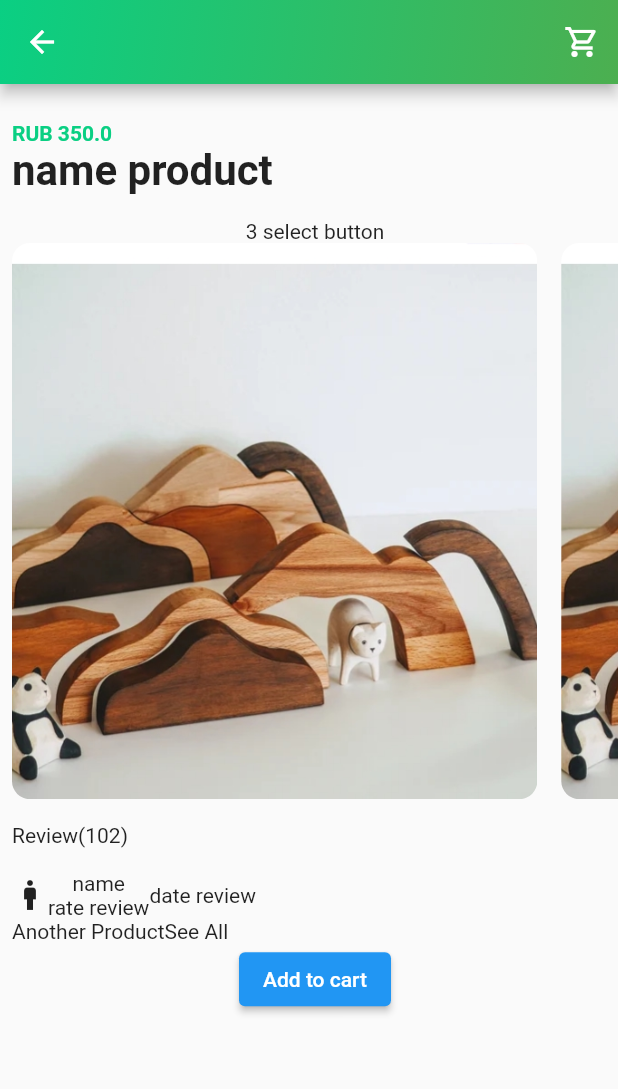
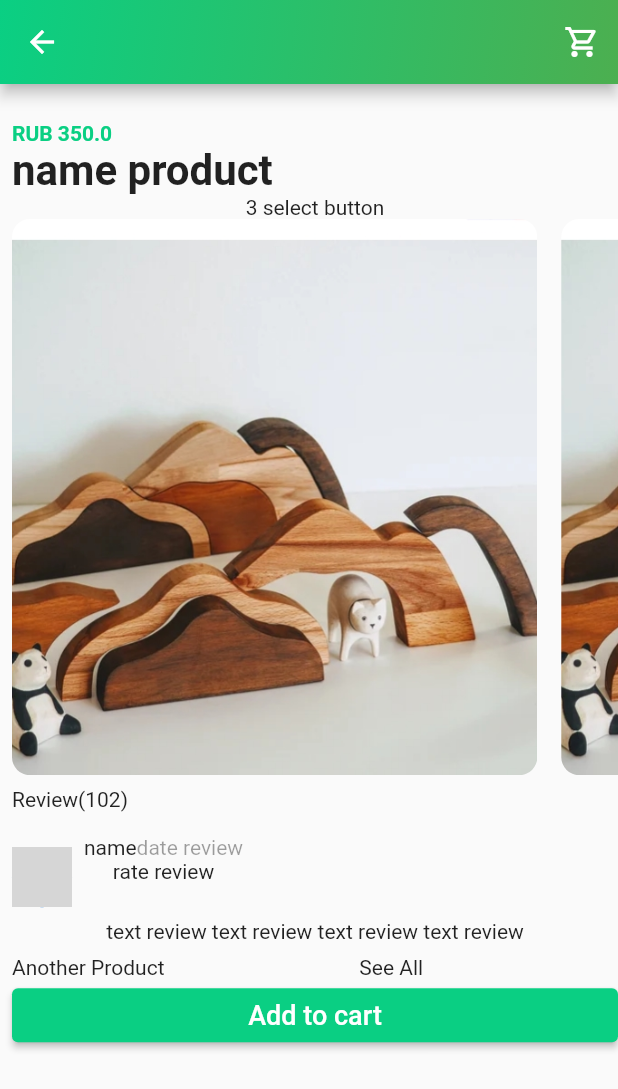
Before and after one commit to VladKodletov/ecom_705_original_gifts, a Flutter app: the ProductScreen screen opened by its route, on a phone screen of 412 x 824 dp. Shown: the top 1089 px of the screen. Run offline on Flutter 3.47's test engine with Material 2 defaults, Android fonts, the phone set to English and light mode, and no system bars; network calls fail; grey boxes are pictures that could not be loaded.

Commit message:
add details in product screen

```diff
--- a/lib/screens/product_screen.dart
+++ b/lib/screens/product_screen.dart
@@ -62,9 +62,7 @@ class ProductScreen extends StatelessWidget {
                     ],
                   ),
                 ),
-                const SizedBox(
-                  height: 16,
-                ),
+
                 const Text('3 select button'),
                 SingleChildScrollView(
                   scrollDirection: Axis.horizontal,
@@ -77,7 +75,7 @@ class ProductScreen extends StatelessWidget {
                   ),
                 ),
                 const SizedBox(
-                  height: 16,
+                  height: 8,
                 ),
                 Container(
                   alignment: Alignment.topLeft,
@@ -87,16 +85,32 @@ class ProductScreen extends StatelessWidget {
                   height: 16,
                 ),
                 const ReviewWidget(),
+                const SizedBox(
+                  height: 8,
+                ),
                 Row(
+                  mainAxisAlignment: MainAxisAlignment.spaceBetween,
                   children: const [
                     Text('Another Product'),
                     Text('See All'),
                     SingleChildScrollView(),
                   ],
                 ),
-                ElevatedButton(
-                  onPressed: () {},
-                  child: const Text('Add to cart'),
+                Column(
+                  crossAxisAlignment: CrossAxisAlignment.stretch,
+                  children: [
+                    ElevatedButton(
+                      style: ElevatedButton.styleFrom(
+                        // fixedSize: const Size.fromHeight(55),
+                        backgroundColor: const Color(0xFF0ACF83),
+                      ),
+                      onPressed: () {},
+                      child: const Text(
+                        'Add to cart',
+                        style: TextStyle(fontSize: 18),
+                      ),
+                    ),
+                  ],
                 ),
               ],
             ),
@@ -110,13 +124,42 @@ class ReviewWidget extends StatelessWidget {
 
   @override
   Widget build(BuildContext context) {
-    return Row(
+    return Column(
       children: [
-        const Icon(Icons.man),
-        Column(
-          children: const [Text('name'), Text('rate review')],
+        Row(
+          mainAxisSize: MainAxisSize.max,
+          children: [
+            Container(
+              alignment: Alignment.topLeft,
+              padding: const EdgeInsets.only(right: 8.0),
+              child: const CircleAvatar(
+                backgroundImage: NetworkImage(
+                  'https://www.rabstol.net/uploads/gallery/main/138/rabstol_net_benedict_cumberbatch_07.jpg',
+                ),
+                radius: 20,
+              ),
+            ),
+            Column(
+              children: [
+                Row(
+                  mainAxisAlignment: MainAxisAlignment.spaceBetween,
+                  children: const [
+                    Text('name'),
+                    Text(
+                      'date review',
+                      style: TextStyle(color: Colors.black38),
+                    ),
+                  ],
+                ),
+                const Text('rate review'),
+                const SizedBox(
+                  height: 24,
+                ),
+              ],
+            ),
+          ],
         ),
-        const Text('date review'),
+        const Text('text review text review text review text review'),
       ],
     );
   }
```
